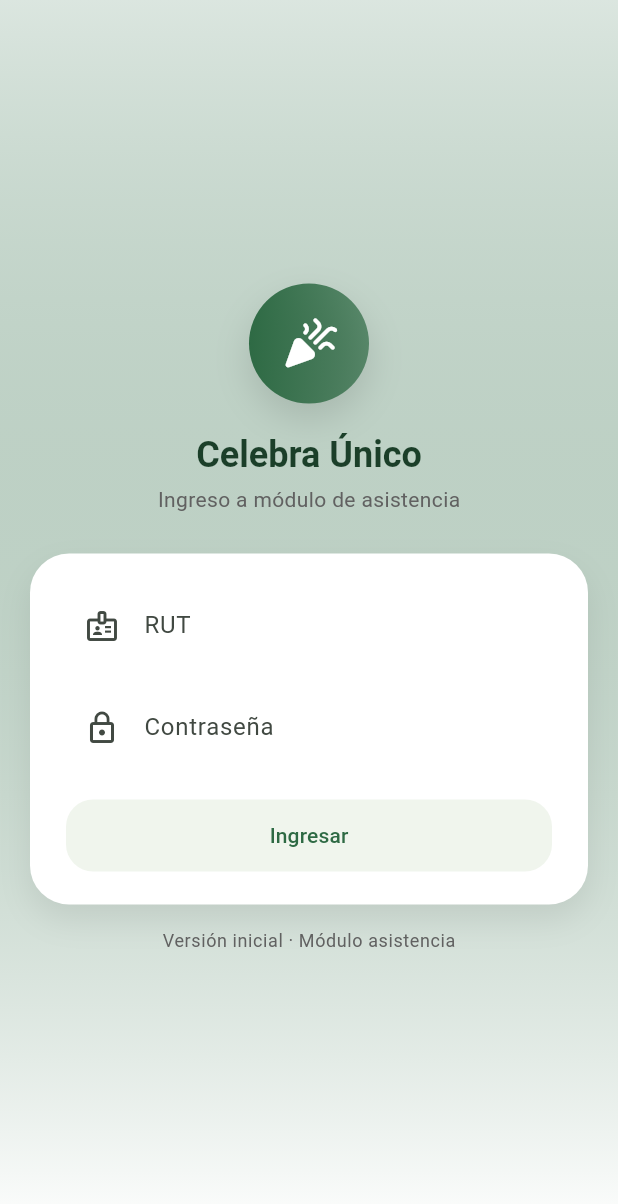
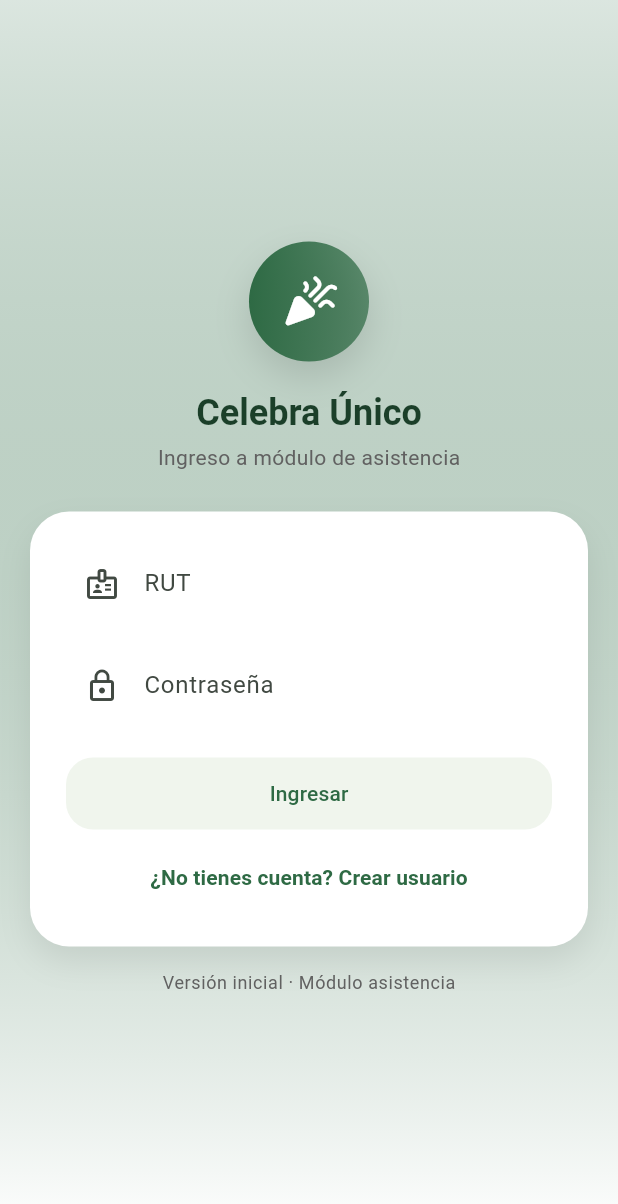
Before and after one commit to AlejandroBetancourt-m/Front-celebraConUnico, a Flutter app: the screen it shows after launch, on a phone screen of 412 x 824 dp. Shown: the top 1204 px of the screen. Run offline on Flutter 3.47's test engine with Material 3 defaults, Android fonts, the phone set to English and light mode, and no system bars; our stand-ins replace flutter_secure_storage; missing offline and left inert: mobile_scanner.

Commit message:
fix-registras nuevo usuario

```diff
--- a/lib/screens/login_page.dart
+++ b/lib/screens/login_page.dart
@@ -3,6 +3,7 @@ import '../services/auth_api.dart';
 import 'home_page.dart';
 import '../utils/color_utils.dart';
 import '../services/auth_storage.dart';
+import 'register_page.dart';
 
 class LoginPage extends StatefulWidget {
   const LoginPage({super.key});
@@ -33,7 +34,7 @@ class _LoginPageState extends State<LoginPage> {
     setState(() => _isLoading = true);
 
     try {
-    final rut  = _rutController.text.trim();
+      final rut = _rutController.text.trim();
       final pass = _passController.text;
 
       // Llamada a la API: devuelve Map<String, dynamic>
@@ -58,7 +59,7 @@ class _LoginPageState extends State<LoginPage> {
 
       // Datos de usuario (si tu backend los envía así)
       final user = (result['user'] ?? {}) as Map<String, dynamic>;
-    final nombre   = (user['nombre'] ?? '') as String;
+      final nombre = (user['nombre'] ?? '') as String;
       final apellido = (user['apellido'] ?? '') as String;
 
       final nombreMostrado = [nombre, apellido]
@@ -97,7 +98,6 @@ class _LoginPageState extends State<LoginPage> {
       }
     }
   }
-
 
   @override
   Widget build(BuildContext context) {
@@ -246,6 +246,27 @@ class _LoginPageState extends State<LoginPage> {
                                   : const Text('Ingresar'),
                             ),
                           ),
+
+                          const SizedBox(height: 8),
+
+                          // 🔹 NUEVO: botón para crear usuario
+                          TextButton(
+                            onPressed: _isLoading
+                                ? null
+                                : () {
+                                    Navigator.of(context).push(
+                                      MaterialPageRoute(
+                                        builder: (_) => const RegisterPage(),
+                                      ),
+                                    );
+                                  },
+                            child: const Text(
+                              '¿No tienes cuenta? Crear usuario',
+                              style: TextStyle(
+                                fontWeight: FontWeight.w600,
+                              ),
+                            ),
+                          ),
                         ],
                       ),
                     ),
```
Lines whose indentation alone changed are shown as unchanged.
